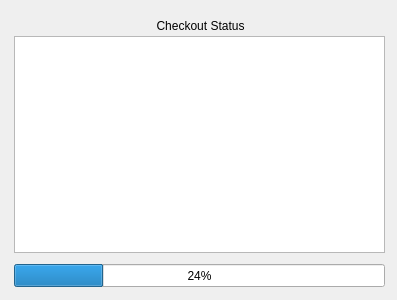
First picture: the form in gui/CheckoutStatus.ui, repository minorsecond/ivcs, before the edit.
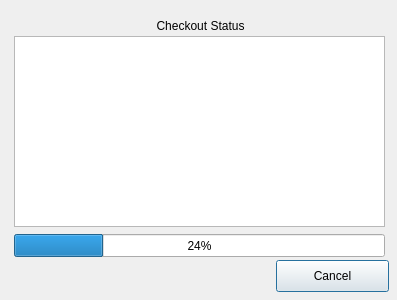
Second picture: the form after the edit.

Commit message:
IVCS-4 Create main window
Added cancel button to checkoutstatus.ui

```diff
--- a/gui/CheckoutStatus.ui
+++ b/gui/CheckoutStatus.ui
@@ -17,7 +17,7 @@
    <property name="geometry">
     <rect>
      <x>14</x>
-     <y>264</y>
+     <y>234</y>
      <width>371</width>
      <height>23</height>
     </rect>
@@ -32,7 +32,7 @@
      <x>14</x>
      <y>36</y>
      <width>371</width>
-     <height>217</height>
+     <height>191</height>
     </rect>
    </property>
   </widget>
@@ -52,6 +52,19 @@
     <set>Qt::AlignCenter</set>
    </property>
   </widget>
+  <widget class="QPushButton" name="CheckoutCancelButton">
+   <property name="geometry">
+    <rect>
+     <x>276</x>
+     <y>260</y>
+     <width>113</width>
+     <height>32</height>
+    </rect>
+   </property>
+   <property name="text">
+    <string>Cancel</string>
+   </property>
+  </widget>
  </widget>
  <resources/>
  <connections/>
```
